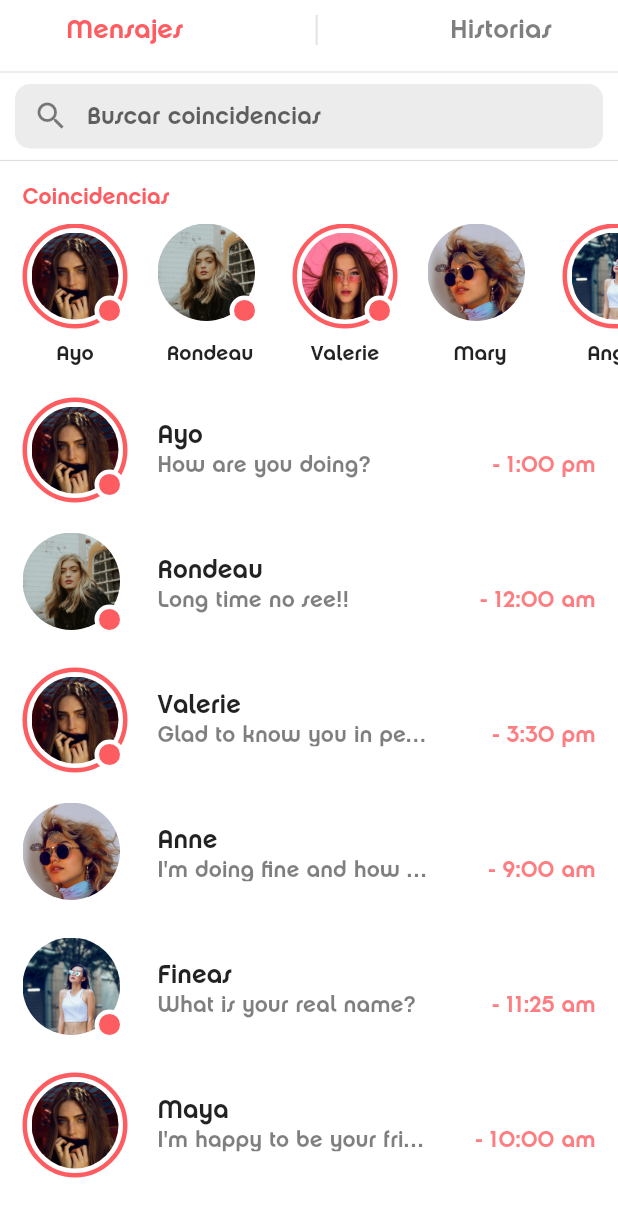
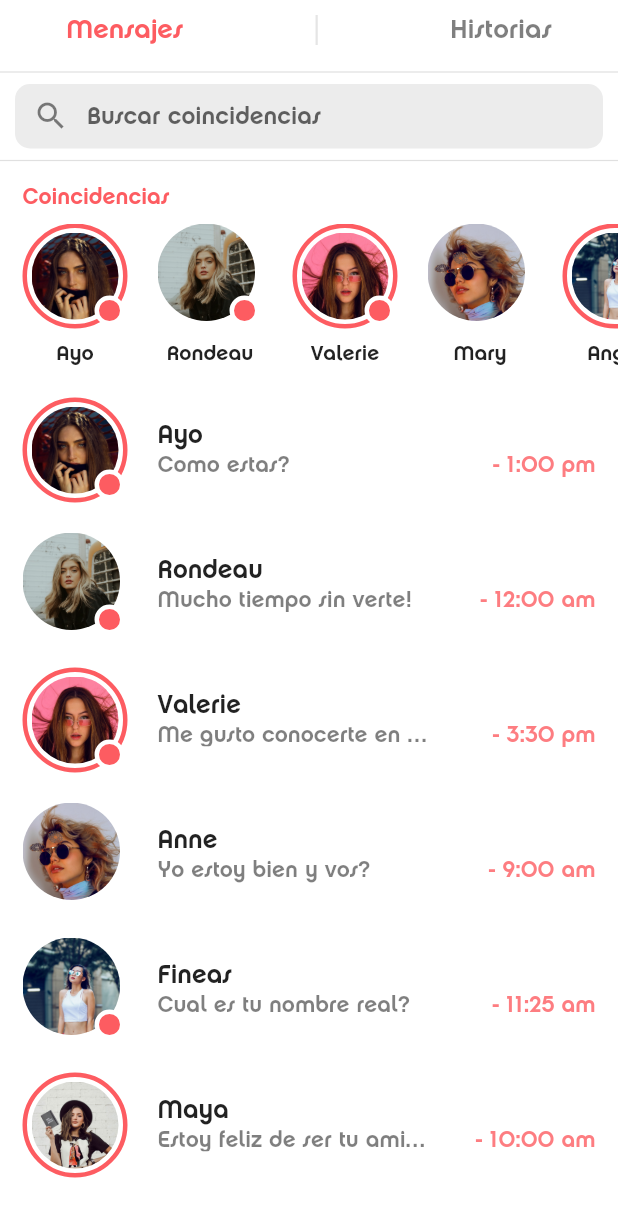
Before and after one commit to AlberthRKO/tinderUI, a Flutter app: the ChatScreen screen opened directly, on a phone screen of 412 x 824 dp. Shown: the top 1217 px of the screen. Run offline on Flutter 3.47's test engine with Material 2 defaults, Android fonts, the phone set to English and light mode, and no system bars; our stand-ins replace flutter_custom_clippers, flutter_svg, flutter_tindercard.

Commit message:
arreglos de idioma

```diff
--- a/lib/data/chats_json.dart
+++ b/lib/data/chats_json.dart
@@ -70,7 +70,7 @@ List userMessages = [
     "img": "assets/images/girls/img_1.jpeg",
     "online": true,
     "story": true,
-    "message": "How are you doing?",
+    "message": "Como estas?",
     "created_at": "1:00 pm"
   },
   {
@@ -78,7 +78,7 @@ List userMessages = [
     "img": "assets/images/girls/img_2.jpeg",
     "online": true,
     "story": false,
-    "message": "Long time no see!!",
+    "message": "Mucho tiempo sin verte!",
     "created_at": "12:00 am"
   },
   {
@@ -87,7 +87,7 @@ List userMessages = [
     "img": "assets/images/girls/img_3.jpeg",
     "online": true,
     "story": true,
-    "message": "Glad to know you in person!",
+    "message": "Me gusto conocerte en persona!",
     "created_at": "3:30 pm"
   },
   {
@@ -96,7 +96,7 @@ List userMessages = [
     "img": "assets/images/girls/img_4.jpeg",
     "online": false,
     "story": false,
-    "message": "I'm doing fine and how about you?",
+    "message": "Yo estoy bien y vos?",
     "created_at": "9:00 am"
   },
   {
@@ -105,7 +105,7 @@ List userMessages = [
     "img": "assets/images/girls/img_5.jpeg",
     "online": true,
     "story": false,
-    "message": "What is your real name?",
+    "message": "Cual es tu nombre real?",
     "created_at": "11:25 am"
   },
   {
@@ -114,7 +114,7 @@ List userMessages = [
     "img": "assets/images/girls/img_6.jpeg",
     "online": false,
     "story": true,
-    "message": "I'm happy to be your friend",
+    "message": "Estoy feliz de ser tu amiga!",
     "created_at": "10:00 am"
   },
 ];
--- a/lib/screen/chat_screen.dart
+++ b/lib/screen/chat_screen.dart
@@ -235,7 +235,7 @@ class _ChatScreenState extends State<ChatScreen> {
                                         shape: BoxShape.circle,
                                         image: DecorationImage(
                                           image: AssetImage(
-                                            userMessages[0]['img'],
+                                            userMessages[index]['img'],
                                           ),
                                           fit: BoxFit.cover,
                                         ),
```
Also changed, not shown: lib/data/explore_json.dart (+10 -10 lines).
